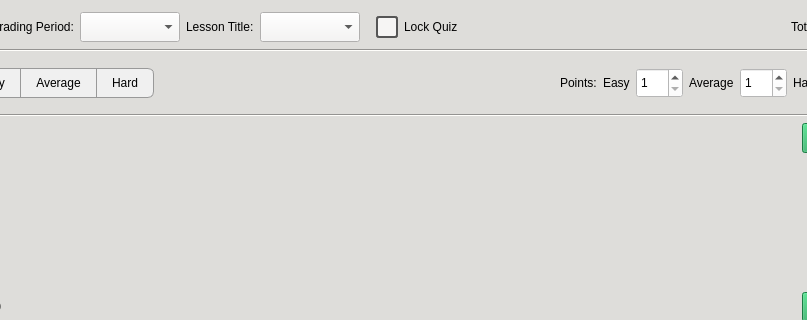
This is CAI_PyQt/CAI_Admin/UI/QuizDialog.ui in CPG19040/CPG19040 as Qt 5 draws it before an edit; both pictures show x 118 to 925 and y 0 to 320 of the 1011 by 689 pixel window. The edited form follows.
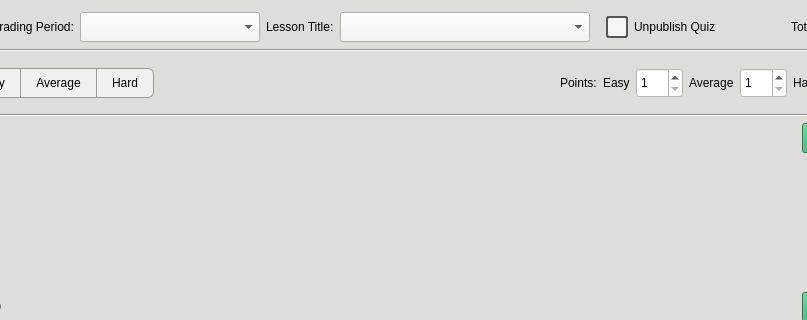
This is the edited form. Icons and pictures are not drawn.

Commit message: modify App and add QuizImages

```diff
--- a/CAI_PyQt/CAI_Admin/UI/QuizDialog.ui
+++ b/CAI_PyQt/CAI_Admin/UI/QuizDialog.ui
@@ -59,7 +59,7 @@
       <widget class="QComboBox" name="cbGradingPeriod">
        <property name="minimumSize">
         <size>
-         <width>100</width>
+         <width>180</width>
          <height>30</height>
         </size>
        </property>
@@ -79,7 +79,13 @@
       <widget class="QComboBox" name="cbLessonName">
        <property name="minimumSize">
         <size>
-         <width>100</width>
+         <width>250</width>
+         <height>30</height>
+        </size>
+       </property>
+       <property name="maximumSize">
+        <size>
+         <width>250</width>
          <height>30</height>
         </size>
        </property>
@@ -116,7 +122,7 @@
 }</string>
        </property>
        <property name="text">
-        <string>Lock Quiz</string>
+        <string>Unpublish Quiz</string>
        </property>
       </widget>
      </item>
```
The commit also changes 13 other files.
